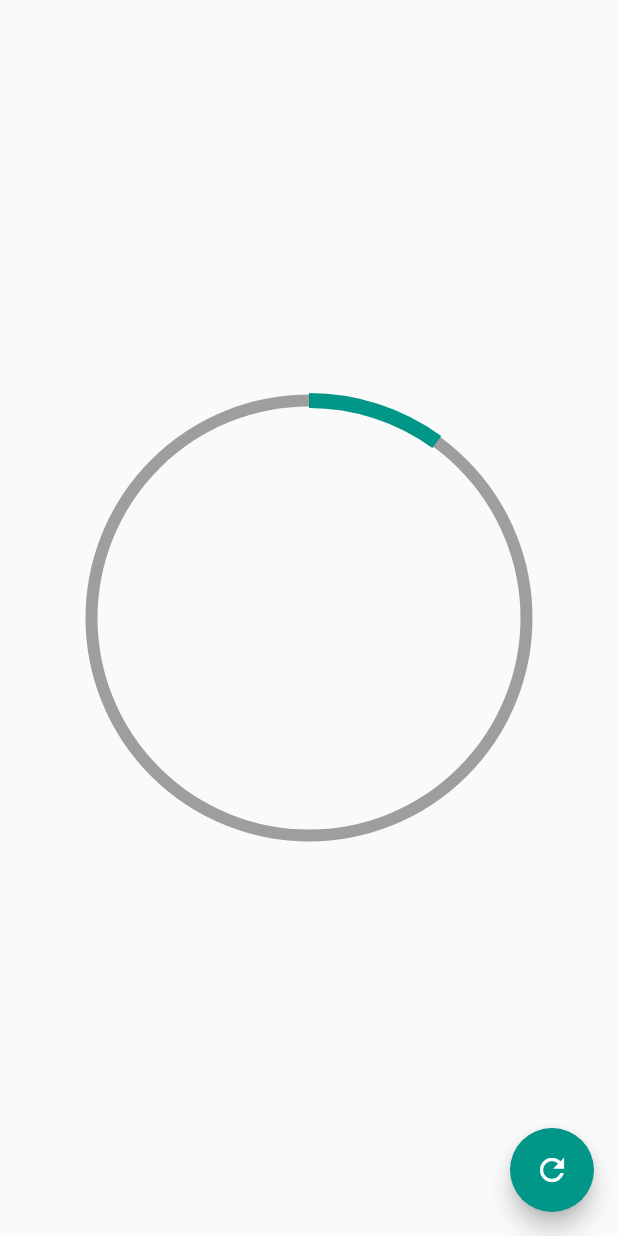
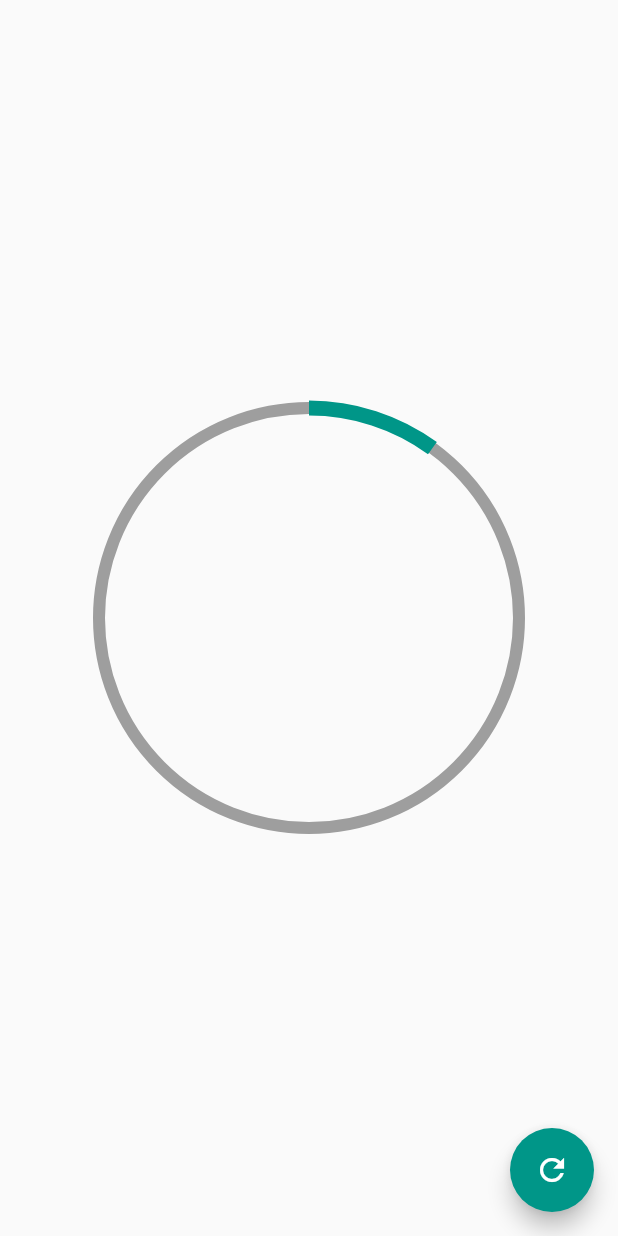
Before and after one commit to JoseArreolaPrado/ui_flutter, a Flutter app: the screen it shows after launch, after a tap on the "refresh" icon, on a phone screen of 412 x 824 dp. Run offline on Flutter 3.47's test engine with Material 2 defaults, Android fonts, the phone set to English and light mode, and no system bars.

Commit message:
Created widget for radial progress

```diff
--- a/lib/main.dart
+++ b/lib/main.dart
@@ -1,8 +1,5 @@
 import 'package:flutter/material.dart';
-import 'package:ui_flutter/src/pages/animated_square_page.dart';
-import 'package:ui_flutter/src/pages/animations_page.dart';
-import 'package:ui_flutter/src/pages/circular_progress_page.dart';
-import 'package:ui_flutter/src/pages/headers_pages.dart';
+import 'package:ui_flutter/src/pages/circular_graph_page.dart';
 
 void main() => runApp(MyApp());
 
@@ -12,7 +9,7 @@ class MyApp extends StatelessWidget {
     return MaterialApp(
       debugShowCheckedModeBanner: false,
       title: 'Design App',
-      home: CirculasProgresBar(),
+      home: CircularGraphPage(),
     );
   }
 }
--- /dev/null
+++ b/lib/src/pages/circular_graph_page.dart
@@ -0,0 +1,36 @@
+import 'package:flutter/material.dart';
+import 'package:ui_flutter/src/widgets/radial_progress.dart';
+
+class CircularGraphPage extends StatefulWidget {
+  @override
+  State<CircularGraphPage> createState() => _CircularGraphPageState();
+}
+
+class _CircularGraphPageState extends State<CircularGraphPage> {
+  double percentage = 0.0;
+  @override
+  Widget build(BuildContext context) {
+    return Scaffold(
+      floatingActionButton: FloatingActionButton(
+        backgroundColor: Colors.teal,
+        child: const Icon(Icons.refresh),
+        onPressed: () {
+          setState(() {
+            percentage += 10.0;
+            if (percentage > 100) {
+              percentage = 0;
+            }
+          });
+        },
+      ),
+      body: Center(
+          child: SizedBox(
+        height: 300,
+        width: 300,
+        child: RadialProgress(
+          percentage: percentage,
+        ),
+      )),
+    );
+  }
+}
--- /dev/null
+++ b/lib/src/widgets/radial_progress.dart
@@ -0,0 +1,66 @@
+import 'dart:math';
+
+import 'package:flutter/material.dart';
+
+class RadialProgress extends StatefulWidget {
+  final percentage;
+
+  RadialProgress({this.percentage});
+
+  @override
+  State<RadialProgress> createState() => _RadialProgressState();
+}
+
+class _RadialProgressState extends State<RadialProgress> {
+  @override
+  Widget build(BuildContext context) {
+    return Container(
+      padding: EdgeInsets.all(10),
+      width: double.infinity,
+      height: double.infinity,
+      child: CustomPaint(
+        painter: _RadialProgress(widget.percentage),
+      ),
+    );
+  }
+}
+
+class _RadialProgress extends CustomPainter {
+  final fillPercentage;
+
+  _RadialProgress(this.fillPercentage);
+
+  @override
+  void paint(Canvas canvas, Size size) {
+    //Full Circle
+    final paint = Paint()
+      ..strokeWidth = 8
+      ..color = Colors.grey
+      ..style = PaintingStyle.stroke;
+
+    Offset center = Offset(size.width / 2, size.height / 2);
+    double radius = min(size.width / 2, size.height / 2);
+
+    canvas.drawCircle(center, radius, paint);
+
+    //Arc
+    final paintArc = Paint()
+      ..strokeWidth = 10
+      ..color = Colors.teal
+      ..style = PaintingStyle.stroke;
+
+    //Fill area
+    double arcAngle = 2 * pi * (fillPercentage / 100);
+
+    canvas.drawArc(
+      Rect.fromCircle(center: center, radius: radius),
+      -pi / 2,
+      arcAngle,
+      false,
+      paintArc,
+    );
+  }
+
+  @override
+  bool shouldRepaint(covariant CustomPainter oldDelegate) => true;
+}
```
Also changed, not shown: lib/src/utils/circular_progress_page.dart (renamed from lib/src/pages/circular_progress_page.dart).
